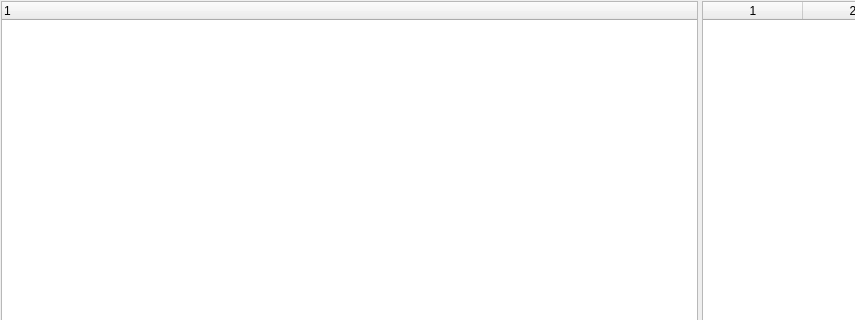
Qt form registryviewer.ui (pjrinaldi/wombatforensics) before a commit; both pictures show x 0 to 855 and y 0 to 320 of the 1400 by 720 pixel window.
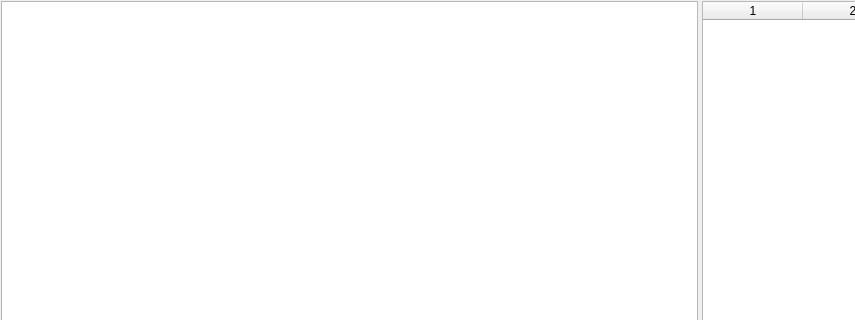
The same form after that commit.

The edit to the form file:
```diff
--- a/registryviewer.ui
+++ b/registryviewer.ui
@@ -72,6 +72,9 @@
        <property name="selectionBehavior">
         <enum>QAbstractItemView::SelectItems</enum>
        </property>
+       <attribute name="headerVisible">
+        <bool>false</bool>
+       </attribute>
        <column>
         <property name="text">
          <string notr="true">1</string>
```
